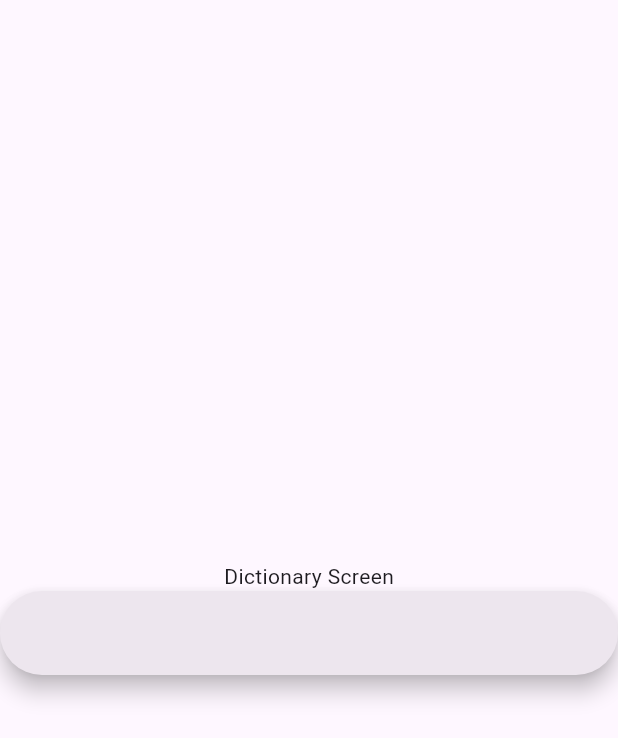
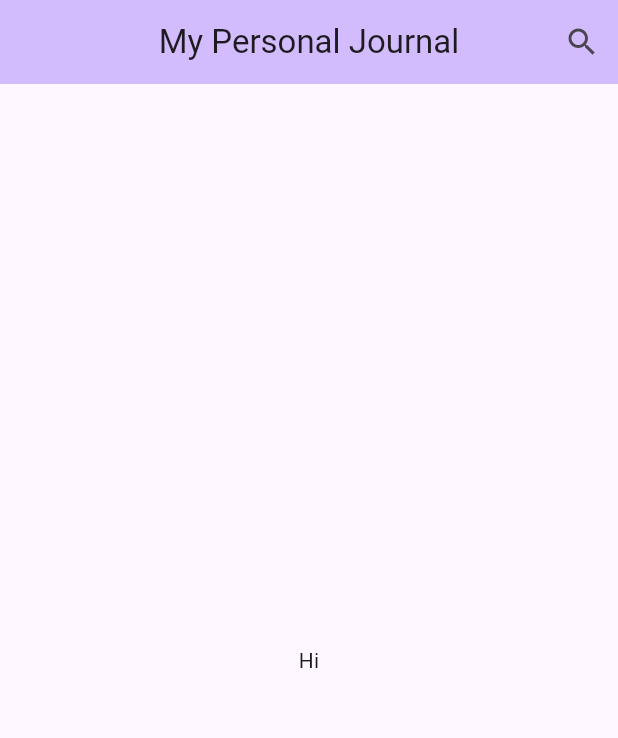
Before and after one commit to vochanhtin139/bee-intro2se-2023, a Flutter app: the dictionaryScreen screen opened directly, on a phone screen of 412 x 824 dp. Shown: the top 738 px of the screen. Run offline on Flutter 3.47's test engine with Material 2 defaults, Android fonts, the phone set to English and light mode, and no system bars.

Commit message:
add search bar in dictionary screen

```diff
--- a/lib/dictionaryScreen.dart
+++ b/lib/dictionaryScreen.dart
@@ -1,18 +1,110 @@
 import 'package:flutter/material.dart';
 
-class dictionaryScreen extends StatelessWidget {
+class dictionaryScreen extends StatefulWidget {
   const dictionaryScreen({super.key});
 
   @override
+  State<StatefulWidget> createState() {
+    return _homeScreenState();
+  }
+
+}
+
+class _homeScreenState extends State<dictionaryScreen> {
+  @override
   Widget build(BuildContext context) {
     return Scaffold(
+      appBar: AppBar(
+        title: const Text('My Personal Journal'),
+        automaticallyImplyLeading: false,
+        centerTitle: true,
+        backgroundColor: Theme.of(context).colorScheme.inversePrimary,
+        actions: [
+          IconButton(
+            onPressed: () {
+              showSearch(
+                context: context,
+                delegate: customSearchKeyWordDictionary(),
+              );
+            },
+            icon: const Icon(Icons.search)
+          )
+        ],
+      ),
       body: Column(
-      mainAxisAlignment: MainAxisAlignment.center,
-      children: [
-        Text('Dictionary Screen'),
-        SearchBar()
-      ],
+        mainAxisAlignment: MainAxisAlignment.center,
+        children: [
+          const Center(
+            child: Text('Hi'),
+          ),
+        ],
       ),
+    );
+  }
+}
+
+class customSearchKeyWordDictionary extends SearchDelegate {
+  List<String> keywordDictionary = [
+    'hello', 'bonjour', 'hola', 'halo', 'hi'
+  ];
+
+  @override
+  List<Widget>? buildActions(BuildContext context) {
+    return [
+      IconButton(
+        onPressed: () {
+          query = '';
+        },
+        icon: const Icon(Icons.clear)
+      )
+    ];
+  }
+
+  @override
+  Widget? buildLeading(BuildContext context) {
+    return IconButton(
+      onPressed: () {
+        close(context, null);
+      },
+      icon: Icon(Icons.arrow_back)
+    );
+  }
+
+  @override
+  Widget buildResults(BuildContext context) {
+    List<String> matchQuery = [];
+
+    for (var item in keywordDictionary) {
+      if (item.toLowerCase().trim().contains(query.toLowerCase().trim())) {
+        matchQuery.add(item);
+      }
+    }
+
+    return ListView.builder(
+      itemCount: matchQuery.length,
+      itemBuilder: (context, index) {
+        var result = matchQuery[index];
+        return ListTile(title: Text(result));
+      },
+    );
+  }
+
+  @override
+  Widget buildSuggestions(BuildContext context) {
+    List<String> matchQuery = [];
+
+    for (var item in keywordDictionary) {
+      if (item.toLowerCase().trim().contains(query.toLowerCase().trim())) {
+        matchQuery.add(item);
+      }
+    }
+
+    return ListView.builder(
+      itemCount: matchQuery.length,
+      itemBuilder: (context, index) {
+        var result = matchQuery[index];
+        return ListTile(title: Text(result));
+      },
     );
   }
 
```
Also changed, not shown: lib/main.dart (+138 -0 lines).
